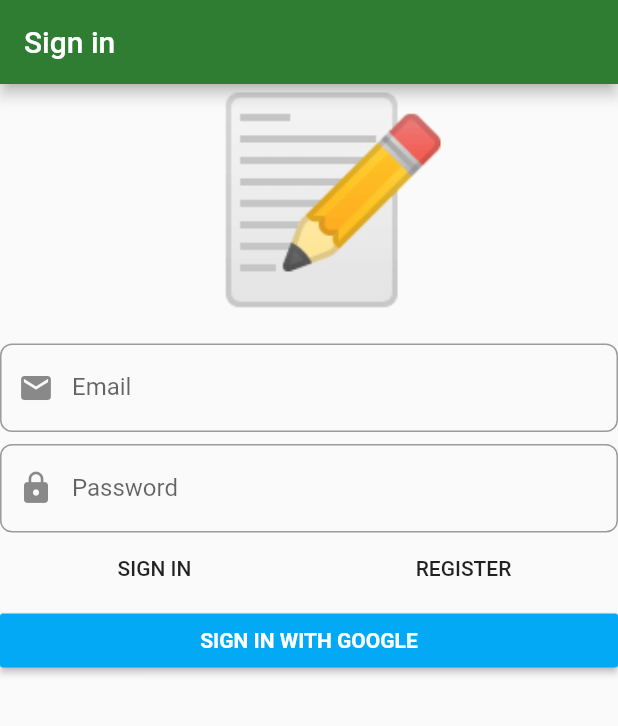
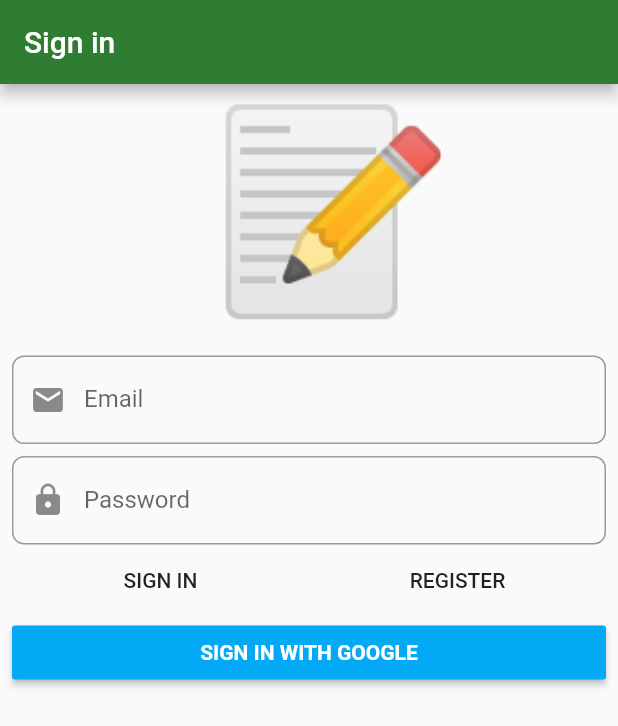
Before and after one commit to jamescardona11/firebase_ddd_resocoder, a Flutter app: the screen it shows after launch, on a phone screen of 412 x 824 dp. Shown: the top 726 px of the screen. Run offline on Flutter 3.47's test engine with Material 2 defaults, Android fonts, the phone set to English and light mode, and no system bars; our stand-ins replace auto_route, bloc, dartz, firebase_auth, flushbar, flutter_bloc and 4 more; accounts and stored records are empty; generated files the repository leaves out were written again.

```diff
--- a/lib/domain/core/value_validators.dart
+++ b/lib/domain/core/value_validators.dart
@@ -6,7 +6,7 @@ Either<ValueFailure<String>, String> validateEmailAddress(String input) {
   if (RegExp(emailRegex).hasMatch(input)) {
     return right(input);
   } else {
-    return left(ValueFailure.invalidEmail(failedValue: input));
+    return left(ValueFailure.auth(AuthValueFailure.invalidEmail(failedValue: input)));
   }
 }
 
@@ -15,6 +15,6 @@ Either<ValueFailure<String>, String> validatePassword(String input) {
   if (input.length >= 6) {
     return right(input);
   } else {
-    return left(ValueFailure.shortPassword(failedValue: input));
+    return left(ValueFailure.auth(AuthValueFailure.shortPassword(failedValue: input)));
   }
 }
--- a/lib/presentation/sign_in/widgets/sign_in_form.dart
+++ b/lib/presentation/sign_in/widgets/sign_in_form.dart
@@ -1,3 +1,4 @@
+import 'package:dartz/dartz.dart';
 import 'package:firebasedddresocoder/application/auth/sign_in_form/sign_in_form_bloc.dart';
 import 'package:flushbar/flushbar_helper.dart';
 import 'package:flutter/material.dart';
@@ -30,6 +31,7 @@ class SignInForm extends StatelessWidget {
         return Form(
           autovalidate: state.showErrorMessages,
           child: ListView(
+            padding: const EdgeInsets.all(8),
             children: <Widget>[
               const Text(
                 ' 📝',
@@ -82,7 +84,11 @@ class SignInForm extends StatelessWidget {
                   'SIGN IN WITH GOOGLE',
                   style: TextStyle(color: Colors.white, fontWeight: FontWeight.bold),
                 ),
-              )
+              ),
+              if (state.isSubmitting) ...[
+                const SizedBox(height: 8),
+                const LinearProgressIndicator(),
+              ]
             ],
           ),
         );
--- a/pubspec.yaml
+++ b/pubspec.yaml
@@ -35,7 +35,6 @@ dependencies:
   flushbar: ^1.10.4
   uuid: ^2.0.4
   auto_route: ^0.5.0
-
 
 
 
```
Also changed, not shown: lib/domain/core/failures.dart (+26 -2 lines), lib/domain/core/failures.freezed.dart.
